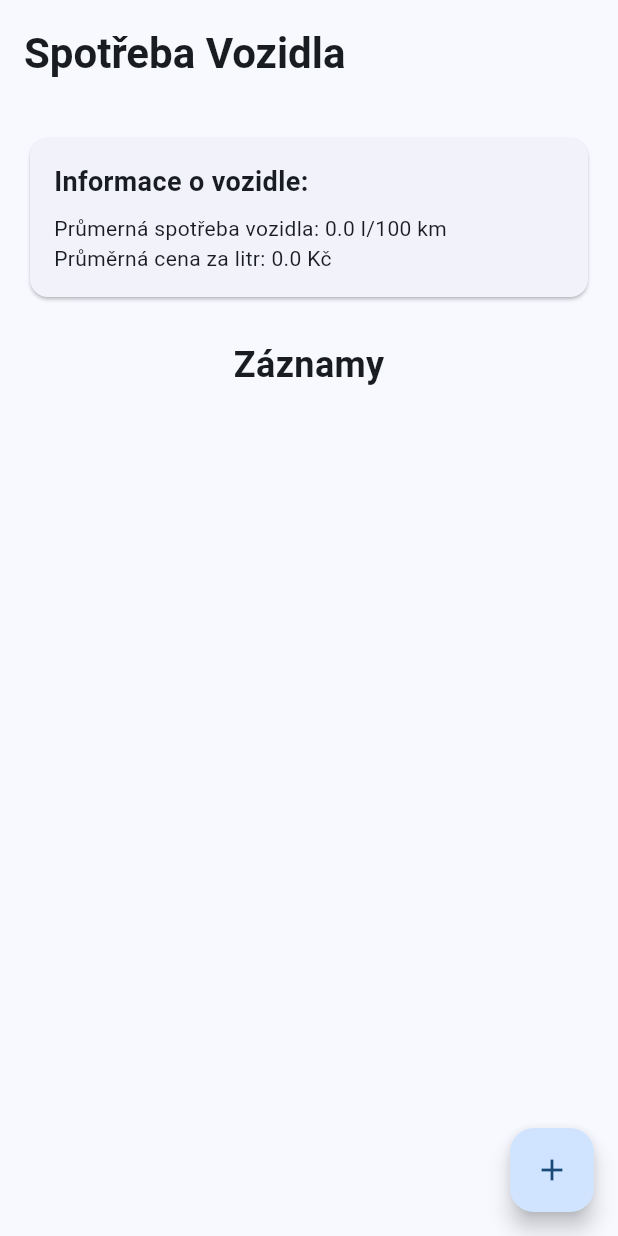
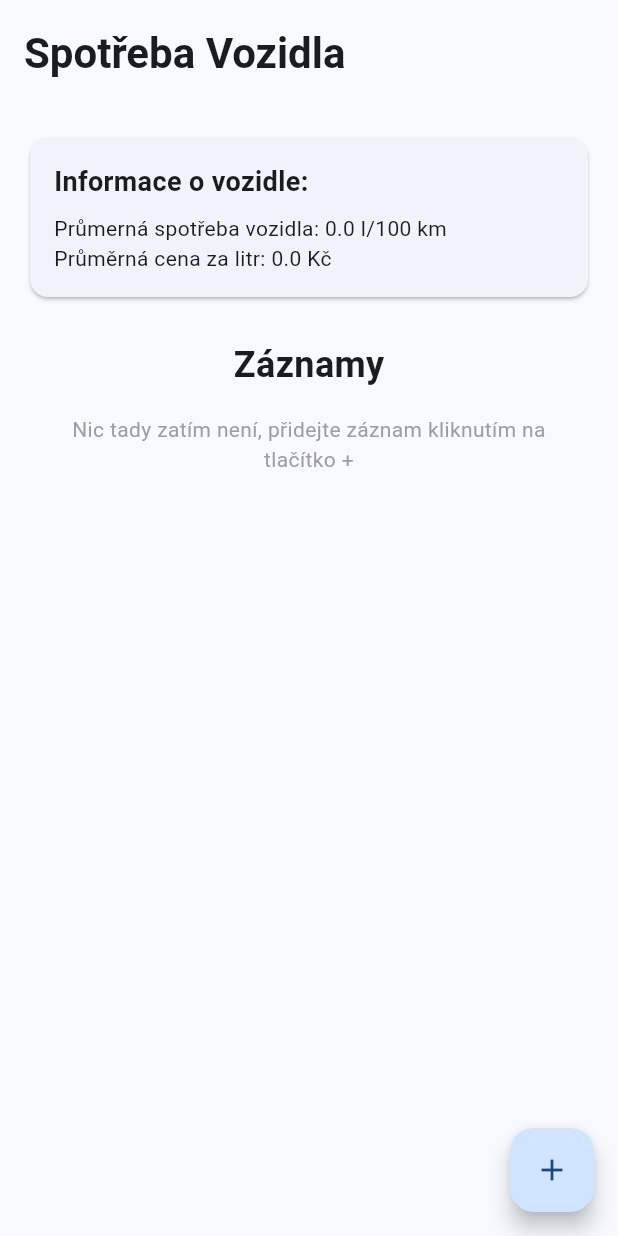
Before and after one commit to martinjagos/PRO_flutter_250303, a Flutter app: the screen it shows after launch, on a phone screen of 412 x 824 dp. Run offline on Flutter 3.47's test engine with Material 3 defaults, Android fonts, the light colour scheme and no system bars.

Commit message:
Update main.dart

```diff
--- a/lib/main.dart
+++ b/lib/main.dart
@@ -93,7 +93,10 @@ class _MyHomePageState extends State<MyHomePage> {
                 padding: const EdgeInsets.only(top: 24.0),
                 child: const Text("Záznamy", style: TextStyle(fontWeight: FontWeight.bold, fontSize: 24.0),),
               ),
-              Expanded(
+              _seznamZaznamu.length == 0 ? Padding(
+                padding: const EdgeInsets.symmetric(vertical: 16.0, horizontal: 16.0),
+                child: Center(child: Text("Nic tady zatím není, přidejte záznam kliknutím na tlačítko +", textAlign: TextAlign.center, style: TextStyle(color: Colors.grey),)),
+              ) : Expanded(
                 child: ListView.builder(
                   itemCount: _seznamZaznamu.length,
                   itemBuilder: (context, index) {
@@ -119,7 +122,7 @@ class _MyHomePageState extends State<MyHomePage> {
                     );
                   },
                 ),
-              )
+              ),
             ],
           )
         ),
```
